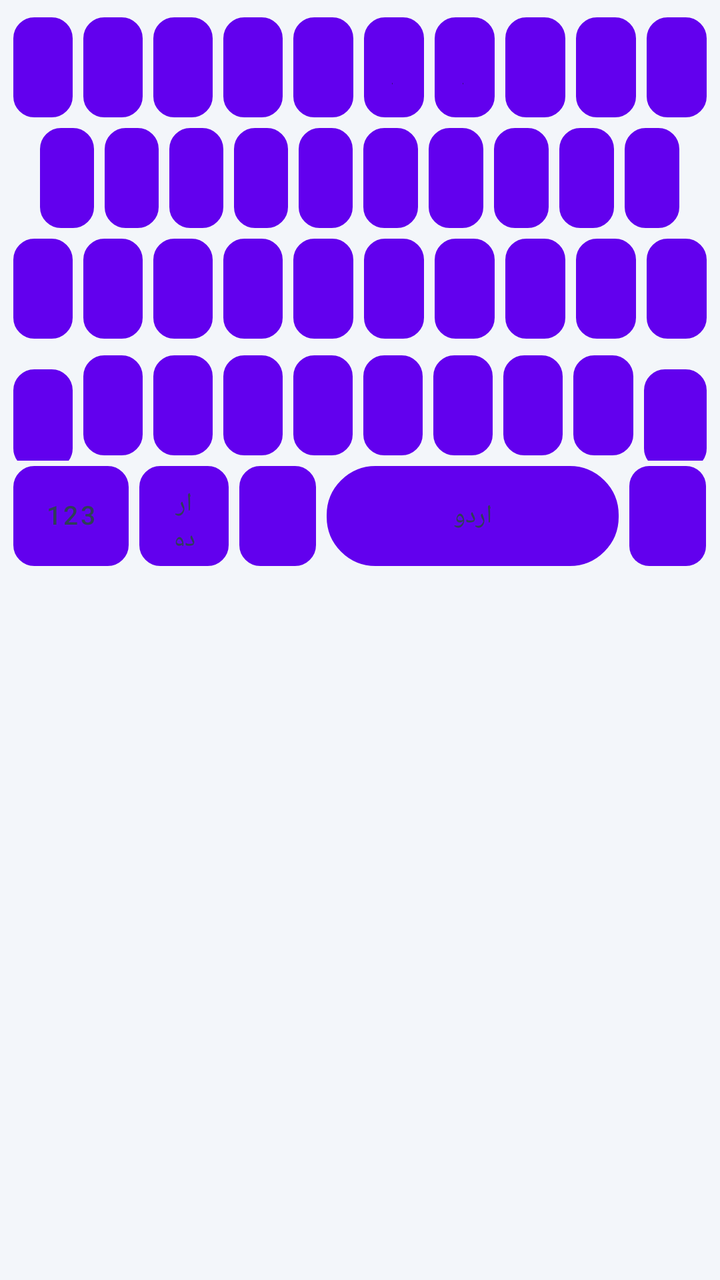
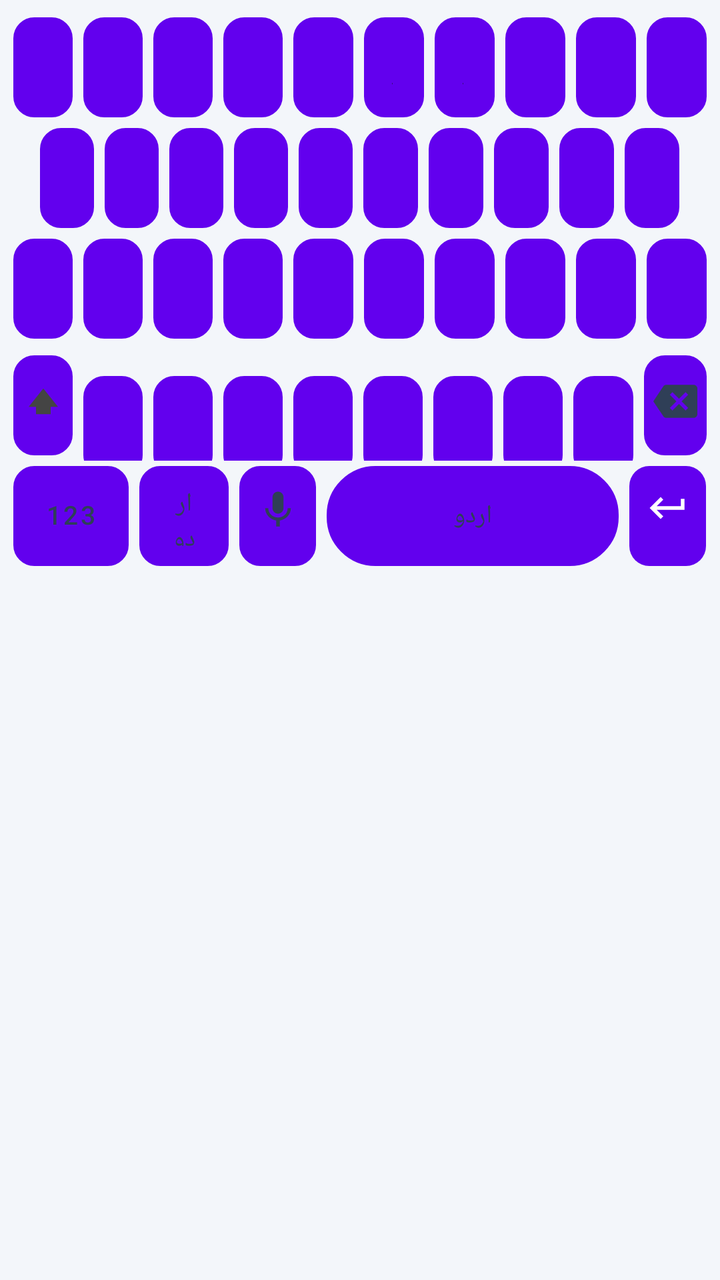

Before-and-after screenshots of an Android layout around one commit, followed by the original layout XML and the change that was made.
<!-- AndroidManifest.xml: fallback theme Theme.MaterialComponents.DayNight.NoActionBar -->
<!-- res/layout/keyboard_urdu.xml -->
<?xml version="1.0" encoding="utf-8"?>
<LinearLayout xmlns:android="http://schemas.android.com/apk/res/android"
    android:layout_width="match_parent"
    android:layout_height="wrap_content"
    android:background="@color/kb_bg_light"
    android:clipToPadding="false"
    android:layoutDirection="ltr"
    android:orientation="vertical"
    android:paddingStart="4dp"
    android:paddingEnd="4dp"
    android:paddingTop="6dp">

    
    <LinearLayout
        android:layout_width="match_parent"
        android:layout_height="wrap_content"
        android:orientation="horizontal">
        <Button android:id="@+id/urdu_key_1"  style="@style/KeyboardButton" android:text="ض" />
        <Button android:id="@+id/urdu_key_2"  style="@style/KeyboardButton" android:text="ص" />
        <Button android:id="@+id/urdu_key_3"  style="@style/KeyboardButton" android:text="ث" />
        <Button android:id="@+id/urdu_key_4"  style="@style/KeyboardButton" android:text="ق" />
        <Button android:id="@+id/urdu_key_5"  style="@style/KeyboardButton" android:text="ف" />
        <Button android:id="@+id/urdu_key_6"  style="@style/KeyboardButton" android:text="غ" />
        <Button android:id="@+id/urdu_key_7"  style="@style/KeyboardButton" android:text="ع" />
        <Button android:id="@+id/urdu_key_8"  style="@style/KeyboardButton" android:text="ہ" />
        <Button android:id="@+id/urdu_key_9"  style="@style/KeyboardButton" android:text="خ" />
        <Button android:id="@+id/urdu_key_10" style="@style/KeyboardButton" android:text="ح" />
    </LinearLayout>

    
    <LinearLayout
        android:layout_width="match_parent"
        android:layout_height="wrap_content"
        android:orientation="horizontal">
        <View android:layout_width="0dp" android:layout_height="0dp" android:layout_weight="0.5" />
        <Button android:id="@+id/urdu_key_11" style="@style/KeyboardButton" android:text="ج" />
        <Button android:id="@+id/urdu_key_12" style="@style/KeyboardButton" android:text="چ" />
        <Button android:id="@+id/urdu_key_13" style="@style/KeyboardButton" android:text="ظ" />
        <Button android:id="@+id/urdu_key_14" style="@style/KeyboardButton" android:text="ط" />
        <Button android:id="@+id/urdu_key_15" style="@style/KeyboardButton" android:text="ز" />
        <Button android:id="@+id/urdu_key_16" style="@style/KeyboardButton" android:text="ر" />
        <Button android:id="@+id/urdu_key_17" style="@style/KeyboardButton" android:text="ذ" />
        <Button android:id="@+id/urdu_key_18" style="@style/KeyboardButton" android:text="د" />
        <Button android:id="@+id/urdu_key_19" style="@style/KeyboardButton" android:text="ڈ" />
        <Button android:id="@+id/urdu_key_20" style="@style/KeyboardButton" android:text="ب" />
        <View android:layout_width="0dp" android:layout_height="0dp" android:layout_weight="0.5" />
    </LinearLayout>

    
    <LinearLayout
        android:layout_width="match_parent"
        android:layout_height="wrap_content"
        android:baselineAligned="false"
        android:gravity="center_vertical"
        android:layout_marginBottom="3dp"
        android:orientation="horizontal">
        <Button android:id="@+id/urdu_key_21" style="@style/KeyboardButton" android:text="پ" />
        <Button android:id="@+id/urdu_key_22" style="@style/KeyboardButton" android:text="ت" />
        <Button android:id="@+id/urdu_key_23" style="@style/KeyboardButton" android:text="ٹ" />
        <Button android:id="@+id/urdu_key_24" style="@style/KeyboardButton" android:text="ش" />
        <Button android:id="@+id/urdu_key_25" style="@style/KeyboardButton" android:text="س" />
        <Button android:id="@+id/urdu_key_26" style="@style/KeyboardButton" android:text="ک" />
        <Button android:id="@+id/urdu_key_27" style="@style/KeyboardButton" android:text="گ" />
        <Button android:id="@+id/urdu_key_28" style="@style/KeyboardButton" android:text="ل" />
        <Button android:id="@+id/urdu_key_29" style="@style/KeyboardButton" android:text="م" />
        <Button android:id="@+id/urdu_key_30" style="@style/KeyboardButton" android:text="ن" />
    </LinearLayout>

    
    <LinearLayout
        android:layout_width="match_parent"
        android:layout_height="wrap_content"
        android:orientation="horizontal">

        <Button
            android:id="@+id/urdu_key_shift"
            style="@style/KeyboardButtonShift"
            android:text=""
            android:drawableStart="@drawable/ic_shift"
            android:drawablePadding="0dp" />

        <Button android:id="@+id/urdu_key_31" style="@style/KeyboardButton" android:text="و" />
        <Button android:id="@+id/urdu_key_32" style="@style/KeyboardButton" android:text="ے" />
        <Button android:id="@+id/urdu_key_33" style="@style/KeyboardButton" android:text="ی" />
        <Button android:id="@+id/urdu_key_34" style="@style/KeyboardButton" android:text="ئ" />
        <Button android:id="@+id/urdu_key_35" style="@style/KeyboardButton" android:text="ؤ" />
        <Button android:id="@+id/urdu_key_36" style="@style/KeyboardButton" android:text="ا" />
        <Button android:id="@+id/urdu_key_37" style="@style/KeyboardButton" android:text="آ" />
        <Button android:id="@+id/urdu_key_38" style="@style/KeyboardButton" android:text="ژ" />

        <Button
            android:id="@+id/urdu_backspace"
            style="@style/KeyboardButtonIcon"
            android:text=""
            android:drawableStart="@drawable/ic_backspace"
            android:drawablePadding="0dp" />
    </LinearLayout>

    
    <LinearLayout
        android:layout_width="match_parent"
        android:layout_height="wrap_content"
        android:baselineAligned="false"
        android:gravity="center_vertical"
        android:paddingBottom="2dp"
        android:orientation="horizontal">

        <Button
            android:id="@+id/urdu_key_symbols"
            style="@style/KeyboardButtonBottomSmall"
            android:text="123" />

        <Button
            android:id="@+id/urdu_key_language"
            style="@style/KeyboardButtonLanguage"
            android:text="اردو" />

        <Button
            android:id="@+id/urdu_key_voice"
            style="@style/KeyboardButtonMic"
            android:text=""
            android:drawableStart="@drawable/ic_mic"
            android:drawablePadding="0dp" />

        <Button
            android:id="@+id/urdu_key_space"
            style="@style/KeyboardButtonSpace"
            android:text="اردو" />

        <Button
            android:id="@+id/urdu_key_enter"
            style="@style/KeyboardButtonEnter"
            android:layout_weight="0.9"
            android:text=""
            android:drawableStart="@drawable/ic_enter"
            android:drawablePadding="0dp" />
    </LinearLayout>

</LinearLayout>
<!-- resources referenced by this layout -->
<resources>
  <color name="kb_bg_light">#F3F6FA</color>
  <!-- drawable ic_enter (drawable) -->
  <?xml version="1.0" encoding="utf-8"?>
  <vector xmlns:android="http://schemas.android.com/apk/res/android"
      android:width="22dp"
      android:height="22dp"
      android:viewportWidth="24"
      android:viewportHeight="24">
      <path
          android:fillColor="#FFFFFF"
          android:pathData="M19,7v4H5.83l3.58,-3.59L8,6l-6,6 6,6 1.41,-1.41L5.83,13H21V7z" />
  </vector>
  <!-- drawable ic_shift (drawable) -->
  <?xml version="1.0" encoding="utf-8"?>
  <vector xmlns:android="http://schemas.android.com/apk/res/android"
      android:width="22dp"
      android:height="22dp"
      android:viewportWidth="24"
      android:viewportHeight="24">
      <path
          android:fillColor="#444444"
          android:pathData="M4,15h4v4h8v-4h4L12,5L4,15z" />
  </vector>
  <style name="KeyboardButtonBottomSmall" parent="KeyboardButtonFunctional">
          <item name="android:layout_weight">1.35</item>
          <item name="android:textSize">13sp</item>
      </style>
  <style name="KeyboardButtonEnter" parent="KeyboardButton">
          <item name="android:layout_weight">0.95</item>
          <item name="android:background">@drawable/key_background_enter</item>
          <item name="android:textColor">@color/kb_enter_text</item>
          <item name="android:textSize">0sp</item>
          <item name="android:paddingTop">4dp</item>
          <item name="android:paddingBottom">4dp</item>
          <item name="android:gravity">center</item>
          <item name="android:drawableTint">@color/kb_enter_text</item>
      </style>
  <style name="KeyboardButtonIcon" parent="KeyboardButtonFunctional">
          <item name="android:layout_weight">1.04</item>
          <item name="android:paddingTop">6dp</item>
          <item name="android:paddingBottom">6dp</item>
          <item name="android:textSize">0sp</item>
          <item name="android:gravity">center</item>
          <item name="android:drawableTint">@color/kb_icon_light</item>
      </style>
  <style name="KeyboardButtonLanguage" parent="KeyboardButtonFunctional">
          <item name="android:layout_weight">1.05</item>
          <item name="android:textSize">13sp</item>
      </style>
  <style name="KeyboardButtonMic" parent="KeyboardButtonFunctional">
          <item name="android:layout_weight">0.9</item>
          <item name="android:paddingTop">5dp</item>
          <item name="android:paddingBottom">5dp</item>
          <item name="android:textSize">0sp</item>
          <item name="android:gravity">center</item>
          <item name="android:drawableTint">@color/kb_icon_light</item>
      </style>
  <style name="KeyboardButtonShift" parent="KeyboardButtonIcon">
          <item name="android:layout_weight">1.0</item>
          <item name="android:drawableTint">@null</item>
      </style>
  <style name="KeyboardButtonSpace" parent="KeyboardButton">
          <item name="android:layout_weight">3.4</item>
          <item name="android:background">@drawable/key_background_space</item>
          <item name="android:textSize">13sp</item>
          <item name="android:textColor">@color/kb_text_functional_light</item>
          <item name="android:fontFamily">sans-serif</item>
      </style>
  <color name="kb_text_primary_light">#1A1C1E</color>
  <style name="KeyboardButtonFunctional" parent="KeyboardButton">
          <item name="android:background">@drawable/key_background_functional</item>
          <item name="android:textColor">@color/kb_text_functional_light</item>
          <item name="android:textSize">14sp</item>
          <item name="android:fontFamily">sans-serif-medium</item>
      </style>
  <color name="kb_enter_text">#FFFFFF</color>
  <color name="kb_icon_light">#2F3F57</color>
  <color name="kb_text_functional_light">#2F3F57</color>
  <color name="kb_ripple_light">#1F0B57D0</color>
  <color name="kb_key_light">#FFFFFF</color>
  <color name="kb_key_stroke_light">#D5DEE8</color>
  <color name="kb_accent">#0B57D0</color>
  <color name="kb_key_functional_light">#EAF1FA</color>
  <!-- unchanged entries left out for length: 7 -->
</resources>

<!-- the commit's change to res/layout/keyboard_urdu.xml (unified diff, before → after) -->
@@ -76,7 +76,7 @@
             android:id="@+id/urdu_key_shift"
             style="@style/KeyboardButtonShift"
             android:text=""
-            android:drawableStart="@drawable/ic_shift"
+            android:drawableTop="@drawable/ic_shift"
             android:drawablePadding="0dp" />
 
         <Button android:id="@+id/urdu_key_31" style="@style/KeyboardButton" android:text="و" />
@@ -92,7 +92,7 @@
             android:id="@+id/urdu_backspace"
             style="@style/KeyboardButtonIcon"
             android:text=""
-            android:drawableStart="@drawable/ic_backspace"
+            android:drawableTop="@drawable/ic_backspace"
             android:drawablePadding="0dp" />
     </LinearLayout>
 
@@ -119,7 +119,7 @@
             android:id="@+id/urdu_key_voice"
             style="@style/KeyboardButtonMic"
             android:text=""
-            android:drawableStart="@drawable/ic_mic"
+            android:drawableTop="@drawable/ic_mic"
             android:drawablePadding="0dp" />
 
         <Button
@@ -132,7 +132,7 @@
             style="@style/KeyboardButtonEnter"
             android:layout_weight="0.9"
             android:text=""
-            android:drawableStart="@drawable/ic_enter"
+            android:drawableTop="@drawable/ic_enter"
             android:drawablePadding="0dp" />
     </LinearLayout>
 
